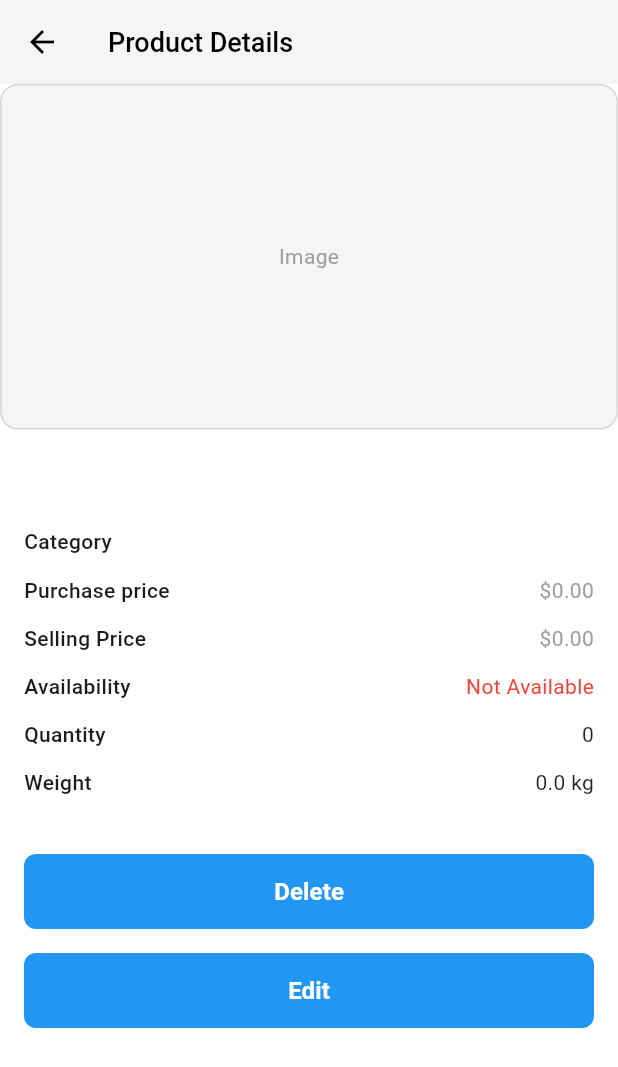
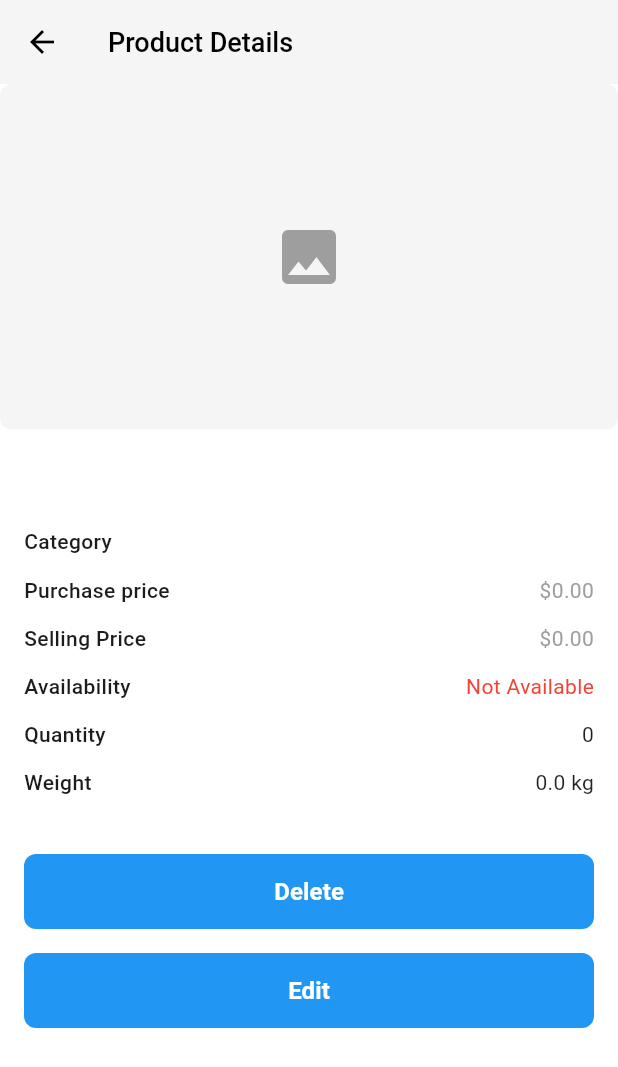
Before and after one commit to HamidSaliqa/prodex, a Flutter app: the DetailsScreen screen opened directly with empty values, on a phone screen of 412 x 824 dp. Shown: the top 1067 px of the screen. Run offline on Flutter 3.47's test engine with Material 3 defaults, Android fonts, the phone set to English and light mode, and no system bars; our stand-ins replace image_picker, sqflite; accounts and stored records are empty.

Commit message:
نمایش تصویر لوکل ذخیره‌شده

```diff
--- a/lib/widgets/details/image_section.dart
+++ b/lib/widgets/details/image_section.dart
@@ -1,9 +1,11 @@
 // lib/widgets/details/image_section.dart
 
+import 'dart:io';
 import 'package:flutter/material.dart';
 
-/// ویجت «بخش تصویر» در صفحه جزئیات
-/// نمایش تصویر از روی یک URL یا Asset
+/// بخشی برای نمایش تصویر محصول در صفحهٔ جزئیات
+/// اگر مسیر تصویر محلی موجود و فایل واقعی باشد، آن را نمایش می‌دهد
+/// در غیر این صورت، یک placeholder نشان می‌دهد
 class ImageSection extends StatelessWidget {
   final String imageUrl;
 
@@ -11,33 +13,34 @@ class ImageSection extends StatelessWidget {
 
   @override
   Widget build(BuildContext context) {
+    // مسیر تصویر خالی نیست و فایل وجود دارد؟
+    if (imageUrl.isNotEmpty) {
+      final file = File(imageUrl);
+      if (file.existsSync()) {
+        return ClipRRect(
+          borderRadius: BorderRadius.circular(8),
+          child: Image.file(
+            file,
+            fit: BoxFit.cover,
+            width: double.infinity,
+            height: double.infinity,
+          ),
+        );
+      }
+    }
+
+    // اگر تصویر موجود نباشد یا فایل نیابد، placeholder
     return Container(
-      height: 180,
       decoration: BoxDecoration(
         color: const Color(0xFFF5F5F5),
-        borderRadius: BorderRadius.circular(12),
-        border: Border.all(color: Colors.black12),
+        borderRadius: BorderRadius.circular(8),
       ),
-      clipBehavior: Clip.hardEdge,
-      child: imageUrl.isEmpty
-          ? const Center(
-        child: Text(
-          'Image',
-          style: TextStyle(color: Colors.grey),
+      child: const Center(
+        child: Icon(
+          Icons.image,
+          size: 48,
+          color: Colors.grey,
         ),
-      )
-          : Image.network(
-        imageUrl,
-        fit: BoxFit.cover,
-        errorBuilder: (context, error, stackTrace) {
-          // اگر بارگذاری تصویر شکست خورد، متن جایگزین نشان داده شود
-          return const Center(
-            child: Text(
-              'Image',
-              style: TextStyle(color: Colors.grey),
-            ),
-          );
-        },
       ),
     );
   }
```
